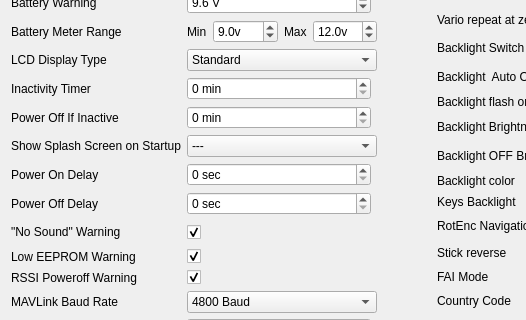
Qt form companion/src/generaledit/generalsetup.ui (pault4r/edgetx) before a commit; both pictures show x 0 to 526 and y 189 to 509 of the 810 by 880 pixel window.
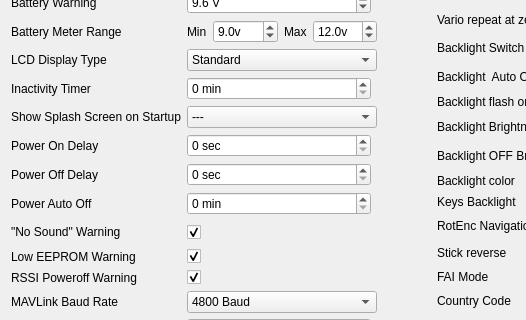
The same form after that commit.

Commit message: Adjusted position and label of inactivity power off for consistency with latest radio gui iteration

The edit to the form file:
```diff
--- a/companion/src/generaledit/generalsetup.ui
+++ b/companion/src/generaledit/generalsetup.ui
@@ -1305,7 +1305,7 @@
        </property>
       </widget>
      </item>
-     <item row="10" column="1">
+     <item row="13" column="1">
       <widget class="QSpinBox" name="pwrOffIfInactiveSB">
        <property name="sizePolicy">
         <sizepolicy hsizetype="Preferred" vsizetype="Minimum">
@@ -1635,7 +1635,7 @@
        </property>
       </widget>
      </item>
-     <item row="12" column="0">
+     <item row="11" column="0">
       <widget class="QLabel" name="pwrOnDelayLabel">
        <property name="text">
         <string>Power On Delay</string>
@@ -1879,7 +1879,7 @@
        </item>
       </widget>
      </item>
-     <item row="11" column="1" colspan="2">
+     <item row="10" column="1" colspan="2">
       <layout class="QHBoxLayout" name="horizontalLayout">
        <item>
         <widget class="QComboBox" name="splashScreenDuration">
@@ -1952,7 +1952,7 @@
        </property>
       </widget>
      </item>
-	 <item row="10" column="0">
+	 <item row="13" column="0">
       <widget class="QLabel" name="pwrOffIfInactiveLabel">
        <property name="sizePolicy">
         <sizepolicy hsizetype="Preferred" vsizetype="Minimum">
@@ -1967,7 +1967,7 @@
         </size>
        </property>
        <property name="text">
-        <string>Power Off If Inactive</string>
+        <string>Power Auto Off</string>
        </property>
       </widget>
      </item>
@@ -2397,7 +2397,7 @@
        </item>
       </widget>
      </item>
-     <item row="11" column="0">
+     <item row="10" column="0">
       <widget class="QLabel" name="splashScreenLabel">
        <property name="sizePolicy">
         <sizepolicy hsizetype="Preferred" vsizetype="Minimum">
@@ -2494,14 +2494,14 @@
        </property>
       </widget>
      </item>
-     <item row="13" column="0">
+     <item row="12" column="0">
       <widget class="QLabel" name="pwrOffDelayLabel">
        <property name="text">
         <string>Power Off Delay</string>
        </property>
       </widget>
      </item>
-     <item row="12" column="1">
+     <item row="11" column="1">
       <widget class="QSpinBox" name="pwrOnDelay">
        <property name="suffix">
         <string> sec</string>
@@ -2511,7 +2511,7 @@
        </property>
       </widget>
      </item>
-     <item row="13" column="1">
+     <item row="12" column="1">
       <widget class="QSpinBox" name="pwrOffDelay">
        <property name="suffix">
         <string> sec</string>
```
Left out of the diff: 2 changed lines with no effect on the pictures.
